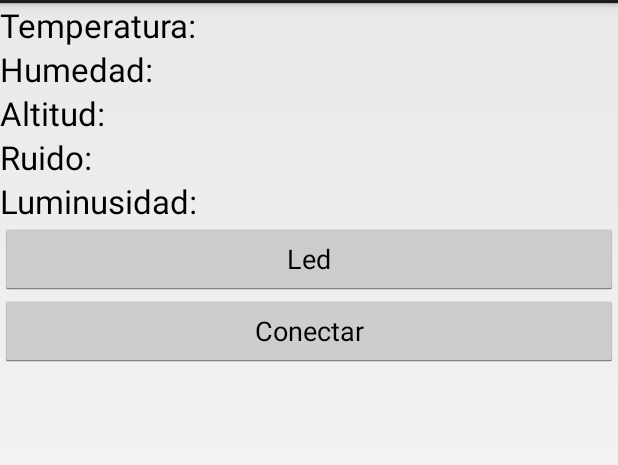
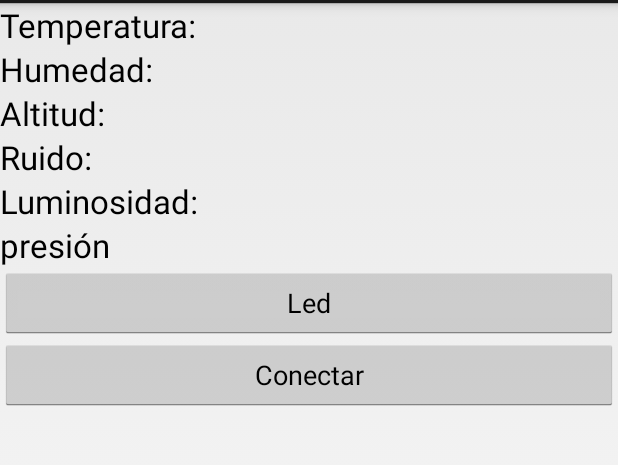
Before and after one commit to 4m1g0/Android-Sensores, an Android app: the screen it shows after launch (MyActivity before the commit, SensoresAndorid after it), on a phone screen of 412 x 824 dp, the part 69-534 px from its top. Run offline under Robolectric (Android 15) with nearby library versions, the phone set to English and light mode, and no system bars.

Commit message:
Metido todo a strings.xml y puesto "algo bonito"

```diff
--- a/app/src/main/AndroidManifest.xml
+++ b/app/src/main/AndroidManifest.xml
@@ -8,7 +8,7 @@
         android:label="@string/app_name"
         android:theme="@style/AppTheme" >
         <activity
-            android:name=".MyActivity"
+            android:name=".SensoresAndorid"
             android:label="@string/app_name" >
             <intent-filter>
                 <action android:name="android.intent.action.MAIN" />
--- a/app/src/main/java/es/udc/psi14/prueba/MyActivity.java
+++ b/app/src/main/java/es/udc/psi14/prueba/SensoresAndorid.java
@@ -25,18 +25,16 @@ import java.nio.ByteBuffer;
 import java.util.HashMap;
 import java.util.Iterator;
 
-public class MyActivity extends Activity implements View.OnClickListener{
+public class SensoresAndorid extends Activity implements View.OnClickListener{
 
     private static final String TAG = "USB-OTG";
     private static final String CONECTIVIDAD ="estadoConectevidad";
 
-    // Variables GUI
-    Button btn,led;
+    // TODO: Variables GUI
+    Button conecta,led;
     boolean estadoLed,estadoConectividad, conectado;
 
-    TextView textViewTemperatura;
-    TextView textViewHumedad;
-    TextView altitud, ruido, luminusidad;
+    TextView tv_temperatura, tv_humedad, tv_altitud, tv_ruido, tv_luminusidad, tv_presion;
 
     // TODO: Variables USB
     UsbManager mUsbManager;
@@ -59,10 +57,10 @@ public class MyActivity extends Activity implements View.OnClickListener{
                 synchronized (this) {
 
                     if (intent.getBooleanExtra(UsbManager.EXTRA_PERMISSION_GRANTED, false)){
-                        Log.d(TAG, "Permiso aceptado");
+                        Log.d(TAG, getString(R.string.permisoAceptado));
                         processComunicationUSB();
                     }else{
-                        Log.e(TAG, "Permiso denegado");
+                        Log.e(TAG, getString(R.string.permisoDenegado));
                     }
                 }
             }
@@ -71,7 +69,6 @@ public class MyActivity extends Activity implements View.OnClickListener{
             if (UsbManager.ACTION_USB_DEVICE_DETACHED.equals(action)) {
                 UsbDevice device = (UsbDevice)intent.getParcelableExtra(UsbManager.EXTRA_DEVICE);
                 if (device != null) {
-                    // call your method that cleans up and closes communication with the device
                     //desconectado();
                 }
 
@@ -97,21 +94,22 @@ public class MyActivity extends Activity implements View.OnClickListener{
         super.onCreate(savedInstanceState);
         setContentView(R.layout.activity_main);
         conectado=false;
-        Toast.makeText(this, "Oncreate", Toast.LENGTH_LONG).show();
         if (savedInstanceState!=null) {
             estadoConectividad = savedInstanceState.getBoolean(CONECTIVIDAD, false);
         }
-        textViewTemperatura = (TextView) findViewById(R.id.textView1);
-        textViewHumedad = (TextView) findViewById(R.id.textView2);
-        ruido= (TextView) findViewById(R.id.textView4);
-        altitud= (TextView) findViewById(R.id.textView3);
-        luminusidad=(TextView) findViewById(R.id.textView5);
+        tv_temperatura = (TextView) findViewById(R.id.tv_temperatura);
+        tv_humedad = (TextView) findViewById(R.id.tv_humedad );
+        tv_ruido = (TextView) findViewById(R.id.tv_ruido);
+        tv_altitud = (TextView) findViewById(R.id.tv_altitud);
+        tv_luminusidad =(TextView) findViewById(R.id.tv_luminusidad);
+        tv_presion =(TextView) findViewById(R.id.tv_presion);
+
 
 
 
         // TODO: Boton Conectar.
-        btn = (Button) findViewById(R.id.button1);
-        btn.setOnClickListener(this);
+        conecta = (Button) findViewById(R.id.conectar);
+        conecta.setOnClickListener(this);
         led = (Button) findViewById(R.id.led);
         led.setOnClickListener(this);
     }
@@ -132,12 +130,6 @@ public class MyActivity extends Activity implements View.OnClickListener{
         //TODO: Registro del Broadcast
         registerReceiver(mUsbReceiver, new IntentFilter(ACTION_USB_PERMISSION));
         registerReceiver(mUsbReceiver, new IntentFilter(UsbManager.ACTION_USB_DEVICE_DETACHED));
-
-        if (estadoConectividad) {
-                Toast.makeText(this, "Estado recuperado: true", Toast.LENGTH_LONG).show();
-        }else{
-                Toast.makeText(this, "Estado recuperado: false", Toast.LENGTH_LONG).show();
-        }
 
         if (estadoConectividad&&!conectado) {
 
@@ -163,7 +155,7 @@ public class MyActivity extends Activity implements View.OnClickListener{
 
         mUsbDeviceConnection = mUsbManager.openDevice(mUsbDevice);
         if(mUsbDeviceConnection == null){
-            Log.e(TAG, "No se ha podido conectar con el dispositivo USB.");
+            Log.e(TAG, getString(R.string.noPosibleConect));
             finish();
         }
 
@@ -213,7 +205,6 @@ public class MyActivity extends Activity implements View.OnClickListener{
     }
 
     private void conectar() {
-        Toast.makeText(this, "Pidiendo permiso", Toast.LENGTH_LONG).show();
         //TODO: Obtemos el Manager USB del sistema Android
         mUsbManager = (UsbManager) getSystemService(Context.USB_SERVICE);
 
@@ -223,8 +214,8 @@ public class MyActivity extends Activity implements View.OnClickListener{
         Iterator<UsbDevice> deviceIterator = deviceList.values().iterator();
         if (deviceIterator.hasNext()) {
             mUsbDevice = deviceIterator.next();
-            Log.d(TAG, "Name: " + mUsbDevice.getDeviceName());
-            Log.d(TAG, "Protocol: " + mUsbDevice.getDeviceProtocol());
+            Log.d(TAG, getString(R.string.nombre)+ ": " + mUsbDevice.getDeviceName());
+            Log.d(TAG, getString(R.string.protocolo)+ ": "+ mUsbDevice.getDeviceProtocol());
             //TODO: Solicitamos el permiso al usuario.
             mUsbManager.requestPermission(mUsbDevice, mPermissionIntent);
             estadoConectividad=true;
@@ -233,13 +224,13 @@ public class MyActivity extends Activity implements View.OnClickListener{
             conectado();
 
         } else {
-            Log.e(TAG, "Dispositvo USB no detectado.");
+            Log.e(TAG, getString(R.string.dispositvoUSBNoDetec));
         }
     }
 
     @Override
     public void onClick(View v) {
-        if (v == btn){
+        if (v == conecta){
             conectar();
         } else if (v == led) {
             int bufferMaxLength = epOUT.getMaxPacketSize();
@@ -258,7 +249,7 @@ public class MyActivity extends Activity implements View.OnClickListener{
             // queue the outbound request
             boolean retval = request.queue(buffer, 1);
             if (mUsbDeviceConnection.requestWait() == request) {
-                Toast.makeText(this, "Enviado", Toast.LENGTH_LONG).show();
+                Toast.makeText(this, getString(R.string.enviado), Toast.LENGTH_LONG).show();
 
             }
         }
@@ -296,7 +287,7 @@ public class MyActivity extends Activity implements View.OnClickListener{
                         String luminusidad="";
                         String noise="";
                         String preasure="";
-                        Log.d(TAG, "Encontrada final de linea: " + line);
+                        Log.d(TAG, getString(R.string.lineaFinal)+": " + line);
                         for(int i=0; i<msg.length; i++){
 
                             String[] medida = msg[i].split(":");
@@ -339,14 +330,15 @@ public class MyActivity extends Activity implements View.OnClickListener{
         protected void onProgressUpdate(String... values) {
             super.onProgressUpdate(values);
 
-            if (!(values[0].isEmpty())) textViewHumedad.setText("Humedad: " + values[0]);
-            if (!(values[1].isEmpty())) textViewTemperatura.setText("Temperatura:" +  values[1]);
-            if (!(values[2].isEmpty())) altitud.setText("Altitud:" +  values[2]);
-            if (!(values[3].isEmpty())) ruido.setText("Noise:" +  values[3]);
-            if (!(values[4].isEmpty())) luminusidad.setText("Luminusidad:" +  values[4]);
+            if (!(values[0].isEmpty())) tv_humedad.setText(getString(R.string.humedad)+ ": " + values[0]+" %");
+            if (!(values[1].isEmpty())) tv_temperatura.setText(getString(R.string.temperatura)+ ": " +  values[1]+" Cº");
+            if (!(values[2].isEmpty())) tv_altitud.setText(getString(R.string.altitud)+ ": " +  values[2]+" m");
+            if (!(values[3].isEmpty())) tv_ruido.setText(getString(R.string.ruido)+ ": " +  values[3]+" db");
+            if (!(values[4].isEmpty())) tv_luminusidad.setText(getString(R.string.luminosidad)+ ": " +  values[4]+" Cd");
+            if (!(values[5].isEmpty())) tv_presion.setText(getString(R.string.presion)+ ": " +  values[5]+" atm");
 
         }
 
-    };
+    }
 
 }
--- a/app/src/main/res/layout/activity_main.xml
+++ b/app/src/main/res/layout/activity_main.xml
@@ -1,55 +1,64 @@
-<LinearLayout xmlns:android="http://schemas.android.com/apk/res/android"
-    xmlns:tools="http://schemas.android.com/tools"
-    android:layout_width="match_parent"
-    android:layout_height="match_parent"
+<?xml version="1.0" encoding="utf-8"?>
+
+
+<LinearLayout
     android:orientation="vertical"
-    tools:context="${packageName}.${activityClass}" >
-
+    android:layout_width="fill_parent"
+    android:layout_height="fill_parent"
+    xmlns:android="http://schemas.android.com/apk/res/android">
+    , , , , , ;
     <TextView
-        android:id="@+id/textView1"
+        android:id="@+id/tv_temperatura"
         android:layout_width="wrap_content"
         android:layout_height="wrap_content"
         android:textAppearance="?android:attr/textAppearanceLarge"
-        android:text="Temperatura:" />
+        android:text="@string/temperatura" />
 
     <TextView
-        android:id="@+id/textView2"
+        android:id="@+id/tv_humedad"
         android:layout_width="wrap_content"
         android:layout_height="wrap_content"
         android:textAppearance="?android:attr/textAppearanceLarge"
-        android:text="Humedad:" />
+        android:text="@string/humedad" />
 
     <TextView
-        android:id="@+id/textView3"
+        android:id="@+id/tv_altitud"
+    android:layout_width="wrap_content"
+    android:layout_height="wrap_content"
+    android:textAppearance="?android:attr/textAppearanceLarge"
+    android:text="@string/altitud" />
+
+    <TextView
+        android:id="@+id/tv_ruido"
         android:layout_width="wrap_content"
         android:layout_height="wrap_content"
         android:textAppearance="?android:attr/textAppearanceLarge"
-        android:text="Altitud:" />
+        android:text="@string/ruido" />
 
     <TextView
-        android:id="@+id/textView4"
+        android:id="@+id/tv_luminusidad"
         android:layout_width="wrap_content"
         android:layout_height="wrap_content"
         android:textAppearance="?android:attr/textAppearanceLarge"
-        android:text="Ruido:" />
+        android:text="@string/luminosidad" />
 
     <TextView
-        android:id="@+id/textView5"
+        android:id="@+id/tv_presion"
         android:layout_width="wrap_content"
         android:layout_height="wrap_content"
         android:textAppearance="?android:attr/textAppearanceLarge"
-        android:text="Luminusidad:" />
+        android:text="@string/presion" />
 
     <Button
         android:id="@+id/led"
         android:layout_width="match_parent"
         android:layout_height="wrap_content"
-        android:text="Led" />
+        android:text="@string/led" />
 
     <Button
-        android:id="@+id/button1"
+        android:id="@+id/conectar"
         android:layout_width="match_parent"
         android:layout_height="wrap_content"
-        android:text="Conectar" />
+        android:text="@string/conectar" />
 
 </LinearLayout>
--- a/app/src/main/res/values/strings.xml
+++ b/app/src/main/res/values/strings.xml
@@ -4,5 +4,22 @@
     <string name="app_name">prueba</string>
     <string name="hello_world">Hello world!</string>
     <string name="action_settings">Settings</string>
+    <string name="title_activity_prueaba">prueaba</string>
+    <string name="temperatura">Temperatura:</string>
+    <string name="humedad">Humedad:</string>
+    <string name="altitud">Altitud:</string>
+    <string name="ruido">Ruido:</string>
+    <string name="luminosidad">Luminosidad:</string>
+    <string name="presion">presión</string>
+    <string name="led">Led</string>
+    <string name="conectar">Conectar</string>
+    <string name="permisoAceptado">Permiso aceptado</string>
+    <string name="permisoDenegado">Permiso Denegado</string>
+    <string name="noPosibleConect">No se ha podido conectar con el dispositivo USB</string>
+    <string name="protocolo">Protocolo</string>
+    <string name="nombre">nombre</string>
+    <string name="dispositvoUSBNoDetec">Dispositvo USB no detectado</string>
+    <string name="enviado">Enviado</string>
+    <string name="lineaFinal">Encontrada final de linea</string>
 
 </resources>
```
